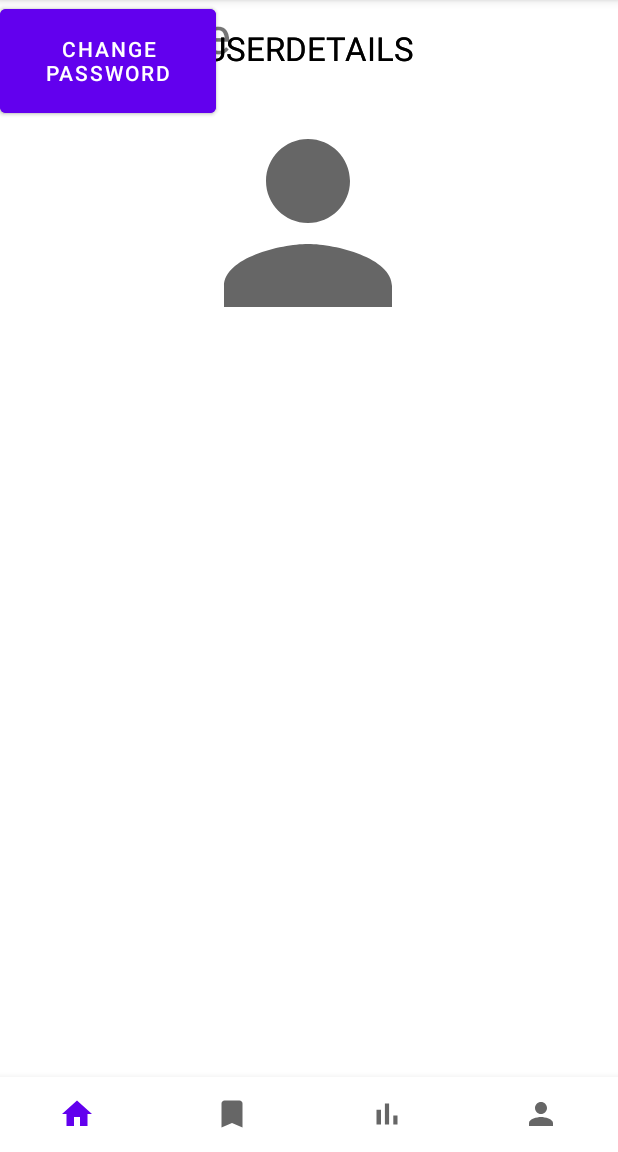
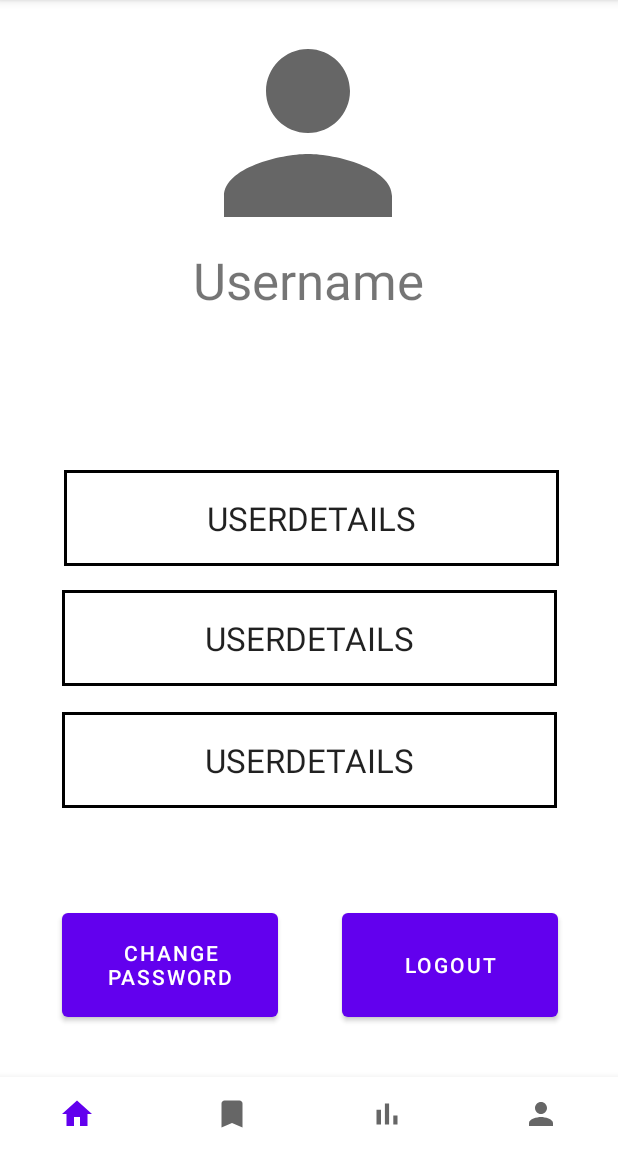
Before and after one commit to aym183/THE-NFT-HUT, an Android app: the fragment AccountFragment placed in its activity, on a phone screen of 412 x 824 dp, the part 84-1236 px from its top. Run offline under Robolectric (Android 15) with nearby library versions, the light colour scheme and no system bars.

Commit message:
Added border layout to account details

```diff
--- /dev/null
+++ b/app/src/main/res/drawable/textview_border.xml
@@ -0,0 +1,9 @@
+<?xml version="1.0" encoding="utf-8"?>
+<shape xmlns:android="http://schemas.android.com/apk/res/android"
+    android:shape = "rectangle">
+
+    <stroke
+        android:color="@color/black"
+        android:width="2dp"/>
+
+</shape>
--- a/app/src/main/res/layout/fragment_account.xml
+++ b/app/src/main/res/layout/fragment_account.xml
@@ -13,42 +13,69 @@
         android:id="@+id/textView2"
         android:layout_width="330dp"
         android:layout_height="64dp"
+        android:background="@drawable/textview_border"
         android:clickable="false"
         android:gravity="center"
         android:text="USERDETAILS"
         android:textAppearance="@style/TextAppearance.AppCompat.Large"
+        app:layout_constraintBottom_toBottomOf="parent"
         app:layout_constraintEnd_toEndOf="parent"
+        app:layout_constraintHorizontal_bias="0.506"
         app:layout_constraintStart_toStartOf="parent"
-        tools:layout_editor_absoluteY="384dp" />
+        app:layout_constraintTop_toTopOf="parent"
+        app:layout_constraintVertical_bias="0.559" />
+
+    <TextView
+        android:id="@+id/textView"
+        android:layout_width="330dp"
+        android:layout_height="64dp"
+        android:background="@drawable/textview_border"
+        android:clickable="false"
+        android:gravity="center"
+        android:text="USERDETAILS"
+        android:textAppearance="@style/TextAppearance.AppCompat.Large"
+        app:layout_constraintBottom_toBottomOf="parent"
+        app:layout_constraintEnd_toEndOf="parent"
+        app:layout_constraintHorizontal_bias="0.518"
+        app:layout_constraintStart_toStartOf="parent"
+        app:layout_constraintTop_toTopOf="parent"
+        app:layout_constraintVertical_bias="0.445" />
 
     <TextView
         android:id="@+id/textView3"
         android:layout_width="330dp"
         android:layout_height="64dp"
+        android:background="@drawable/textview_border"
         android:clickable="false"
         android:gravity="center"
         android:text="USERDETAILS"
         android:textAppearance="@style/TextAppearance.AppCompat.Large"
+        app:layout_constraintBottom_toBottomOf="parent"
         app:layout_constraintEnd_toEndOf="parent"
+        app:layout_constraintHorizontal_bias="0.506"
         app:layout_constraintStart_toStartOf="parent"
-        tools:layout_editor_absoluteY="448dp" />
+        app:layout_constraintTop_toTopOf="parent"
+        app:layout_constraintVertical_bias="0.674" />
 
     <TextView
+        android:id="@+id/textView4"
         android:layout_width="wrap_content"
         android:layout_height="wrap_content"
         android:layout_gravity="center"
+        android:layout_marginTop="164dp"
+        android:gravity="center"
         android:text="Username"
-        android:gravity="center"
         android:textSize="34sp"
-        tools:ignore="MissingConstraints"
-        tools:layout_editor_absoluteX="134dp"
-        tools:layout_editor_absoluteY="224dp" />
+        app:layout_constraintEnd_toEndOf="parent"
+        app:layout_constraintHorizontal_bias="0.498"
+        app:layout_constraintStart_toStartOf="parent"
+        app:layout_constraintTop_toTopOf="parent"
+        tools:ignore="MissingConstraints" />
 
     <ImageView
         android:id="@+id/imageView"
         android:layout_width="168dp"
         android:layout_height="177dp"
-        android:layout_marginTop="60dp"
         app:layout_constraintEnd_toEndOf="parent"
         app:layout_constraintHorizontal_bias="0.497"
         app:layout_constraintStart_toStartOf="parent"
@@ -60,28 +87,24 @@
         android:layout_width="144dp"
         android:layout_height="81dp"
         android:text="Logout"
-        tools:layout_editor_absoluteX="237dp"
-        tools:layout_editor_absoluteY="554dp" />
+        app:layout_constraintBottom_toBottomOf="parent"
+        app:layout_constraintEnd_toEndOf="parent"
+        app:layout_constraintHorizontal_bias="0.85"
+        app:layout_constraintStart_toStartOf="parent"
+        app:layout_constraintTop_toTopOf="parent"
+        app:layout_constraintVertical_bias="0.878" />
 
     <Button
         android:id="@+id/button2"
         android:layout_width="144dp"
         android:layout_height="81dp"
         android:text="Change Password"
-        tools:layout_editor_absoluteX="53dp"
-        tools:layout_editor_absoluteY="554dp" />
-
-    <TextView
-        android:id="@+id/textView"
-        android:layout_width="330dp"
-        android:layout_height="64dp"
-        android:clickable="false"
-        android:text="USERDETAILS"
-        android:gravity="center"
-        android:textAppearance="@style/TextAppearance.AppCompat.Large"
+        app:layout_constraintBottom_toBottomOf="parent"
         app:layout_constraintEnd_toEndOf="parent"
+        app:layout_constraintHorizontal_bias="0.153"
         app:layout_constraintStart_toStartOf="parent"
-        tools:layout_editor_absoluteY="320dp" />
+        app:layout_constraintTop_toTopOf="parent"
+        app:layout_constraintVertical_bias="0.878" />
 
 
 </androidx.constraintlayout.widget.ConstraintLayout>
```
